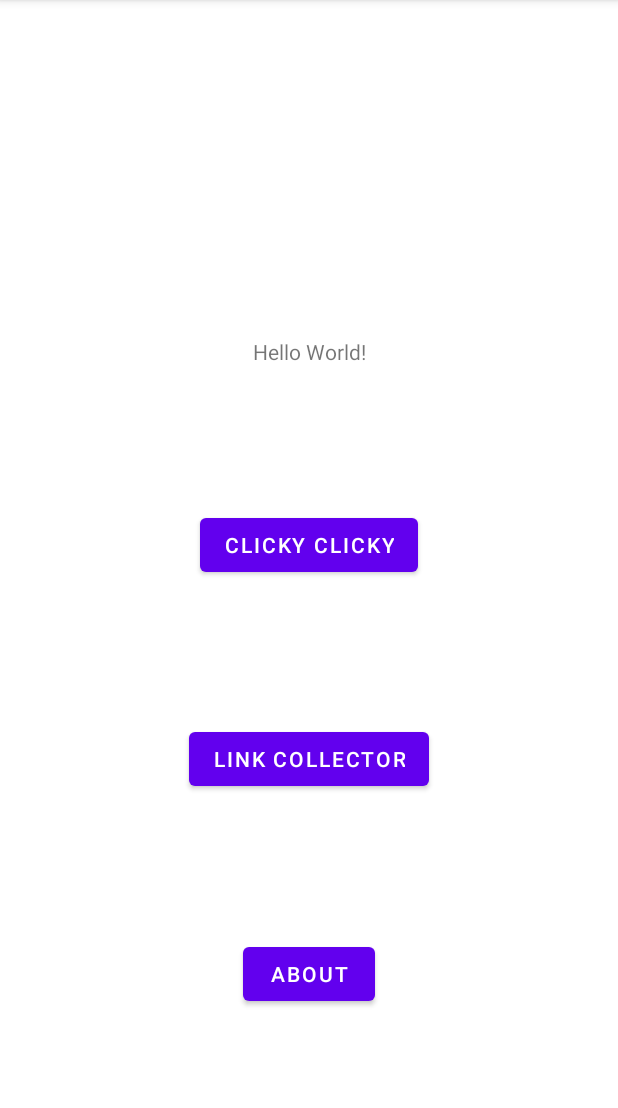
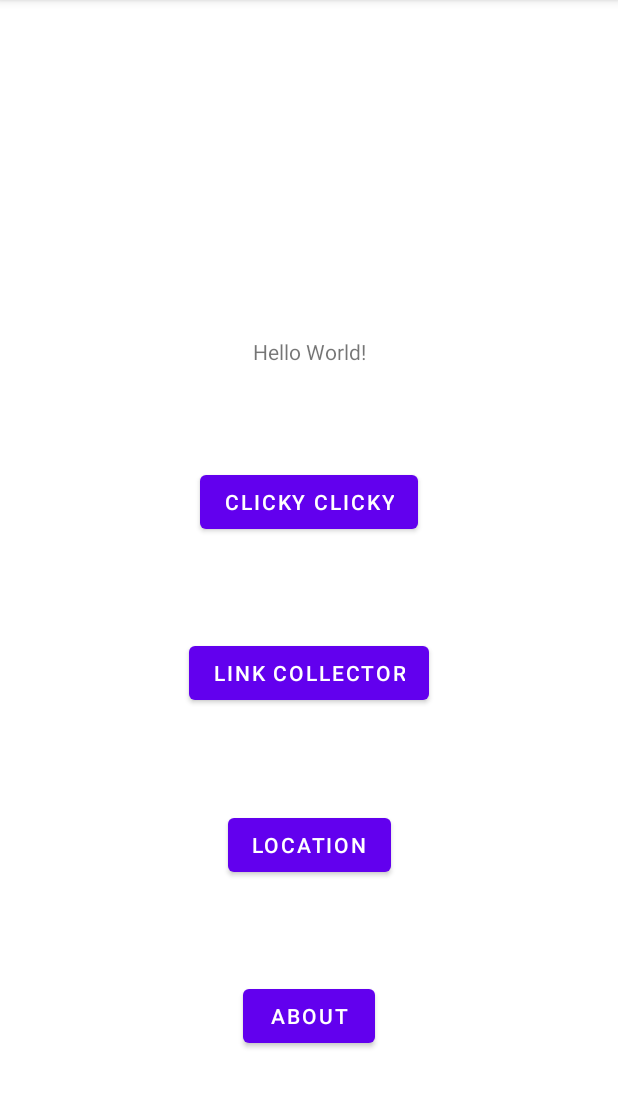
Before and after one commit to Jingyi-MASY/5520MAD-Jingyi-Ji, an Android app: the screen it shows after launch (MainActivity), on a phone screen of 412 x 824 dp, the part 84-1192 px from its top. Run offline under Robolectric (Android 15) with nearby library versions, the phone set to English and light mode, and no system bars.

Commit message:
10/10/2021 3:29

```diff
--- a/app/src/main/java/edu/neu/madcourse/numad21fa_jingyiji/MainActivity.java
+++ b/app/src/main/java/edu/neu/madcourse/numad21fa_jingyiji/MainActivity.java
@@ -33,4 +33,10 @@ public class MainActivity extends AppCompatActivity {
         Intent intent = new Intent(this, ClickyClicky.class);
         startActivity(intent);
     }
+
+    public void Location(View view) {
+        Intent intent = new Intent(this, Location.class);
+        startActivity(intent);
+    }
+
 }
--- a/app/src/main/res/layout/activity_main.xml
+++ b/app/src/main/res/layout/activity_main.xml
@@ -27,6 +27,17 @@
         app:layout_constraintBottom_toBottomOf="parent"
         app:layout_constraintEnd_toEndOf="parent"
         app:layout_constraintStart_toStartOf="parent"
+        app:layout_constraintTop_toBottomOf="@+id/location" />
+
+    <Button
+        android:id="@+id/location"
+        android:layout_width="wrap_content"
+        android:layout_height="wrap_content"
+        android:onClick="Location"
+        android:text="Location"
+        app:layout_constraintBottom_toTopOf="@+id/about"
+        app:layout_constraintEnd_toEndOf="parent"
+        app:layout_constraintStart_toStartOf="parent"
         app:layout_constraintTop_toBottomOf="@+id/link" />
 
     <Button
@@ -35,7 +46,7 @@
         android:layout_height="wrap_content"
         android:onClick="linkCollector"
         android:text="Link Collector"
-        app:layout_constraintBottom_toTopOf="@+id/about"
+        app:layout_constraintBottom_toTopOf="@+id/location"
         app:layout_constraintEnd_toEndOf="parent"
         app:layout_constraintHorizontal_bias="0.5"
         app:layout_constraintStart_toStartOf="parent"
```
Also changed, not shown: app/src/main/AndroidManifest.xml (+11 -0 lines), app/src/main/java/edu/neu/madcourse/numad21fa_jingyiji/Location.java (added, +60 -0 lines), app/src/main/res/layout/activity_location.xml (added, +30 -0 lines), 2 other files.
